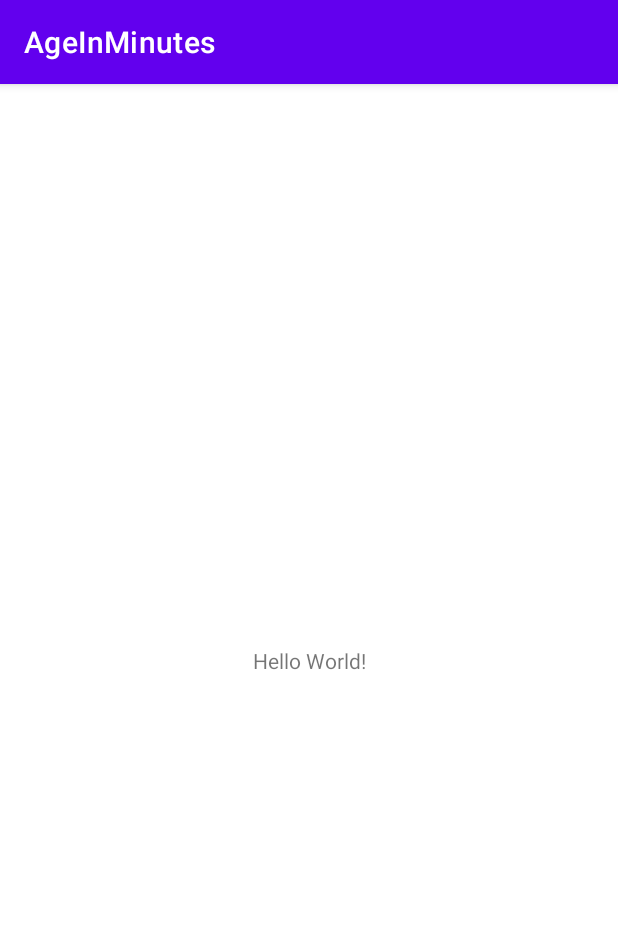
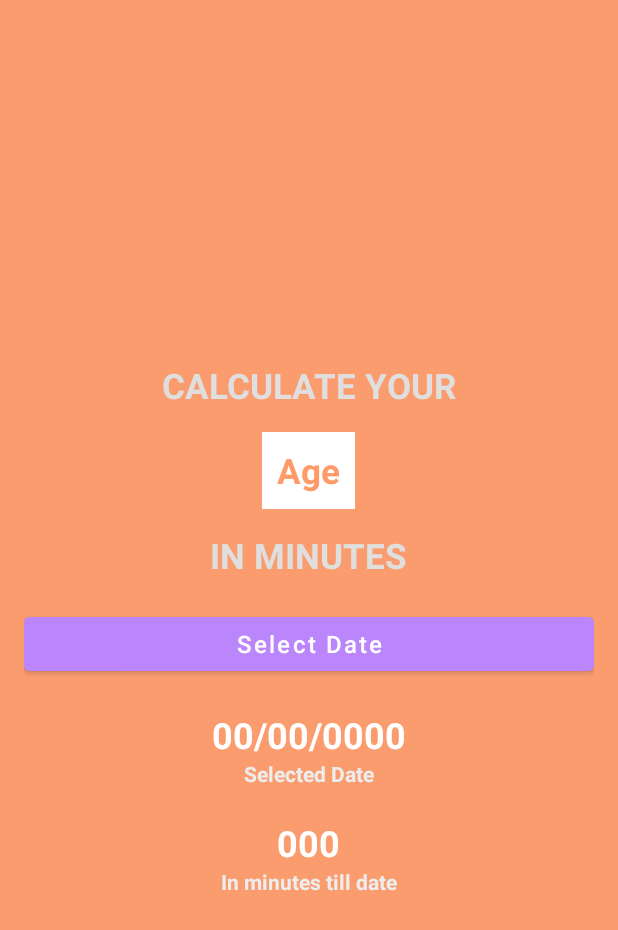
Before and after one commit to Zaratee/AgeInMinutes, an Android app: the screen it shows after launch (MainActivity), on a phone screen of 412 x 824 dp. Shown: the top 930 px of the screen. Run offline under Robolectric (Android 15) with nearby library versions, the phone set to English and light mode, and no system bars.

Commit message:
App done!

```diff
--- a/app/build.gradle
+++ b/app/build.gradle
@@ -33,7 +33,9 @@ android {
 
 dependencies {
 
-    implementation "org.jetbrains.kotlin:kotlin-stdlib:$kotlin_version"
+    apply plugin: "kotlin-android"
+    apply plugin: "kotlin-android-extensions"
+    implementation "org.jetbrains.kotlin:kotlin-stdlib:1.4.30"
     implementation 'androidx.core:core-ktx:1.3.1'
     implementation 'androidx.appcompat:appcompat:1.2.0'
     implementation 'com.google.android.material:material:1.2.1'
--- a/app/src/main/java/com/example/ageinminutes/MainActivity.kt
+++ b/app/src/main/java/com/example/ageinminutes/MainActivity.kt
@@ -1,11 +1,44 @@
 package com.example.ageinminutes
 
+import android.app.DatePickerDialog
 import androidx.appcompat.app.AppCompatActivity
 import android.os.Bundle
+import android.view.View
+import android.widget.Toast
+import kotlinx.android.synthetic.main.activity_main.*
+import java.text.SimpleDateFormat
+import java.util.*
 
 class MainActivity : AppCompatActivity() {
     override fun onCreate(savedInstanceState: Bundle?) {
         super.onCreate(savedInstanceState)
         setContentView(R.layout.activity_main)
+        btnDatePicker.setOnClickListener { view ->
+            clickDatePicker(view)
+        }
+    }
+
+    fun clickDatePicker(view: View){
+        val myCalendar = Calendar.getInstance();
+        val year = myCalendar.get(Calendar.YEAR);
+        val month = myCalendar.get(Calendar.MONTH);
+        val day = myCalendar.get(Calendar.DAY_OF_MONTH);
+        val dpd = DatePickerDialog(this,
+            DatePickerDialog.OnDateSetListener
+            { view, selectedYear, selectedMonth, selectedDay ->
+                Toast.makeText(this, "Date Selected", Toast.LENGTH_SHORT).show();
+                //tvSelectedDate.setText(selectedDay+"/"+selectedMonth+"/"+selectedYear)
+                val selectedDate = "${ selectedDay}/${selectedMonth + 1}/${selectedYear}"
+                tvSelectedDate.setText(selectedDate)
+                val sdf = SimpleDateFormat("dd/MM/yyyy", Locale.ENGLISH)
+                val dateWithFormat = sdf.parse(selectedDate)
+                val selectedDateInMinutes = dateWithFormat!!.time / 6000
+                val currentDate = sdf.parse(sdf.format(System.currentTimeMillis()))
+                val currentDateToMinutes = currentDate!!.time / 6000
+                val differenceInMinutes = currentDateToMinutes - selectedDateInMinutes;
+                tvSelectedDateInMinutes.setText(differenceInMinutes.toString())
+            }, year, month,day);
+        dpd.datePicker.maxDate = Date().time - 86400000
+        dpd.show()
     }
 }
--- a/app/src/main/res/layout/activity_main.xml
+++ b/app/src/main/res/layout/activity_main.xml
@@ -1,18 +1,85 @@
 <?xml version="1.0" encoding="utf-8"?>
-<androidx.constraintlayout.widget.ConstraintLayout xmlns:android="http://schemas.android.com/apk/res/android"
-    xmlns:app="http://schemas.android.com/apk/res-auto"
+<LinearLayout
+    xmlns:android="http://schemas.android.com/apk/res/android"
     xmlns:tools="http://schemas.android.com/tools"
     android:layout_width="match_parent"
     android:layout_height="match_parent"
-    tools:context=".MainActivity">
+    android:background="#FB9C6F"
+    tools:context=".MainActivity"
+    android:orientation="vertical"
+    android:gravity="center"
+    android:padding="16sp">
 
     <TextView
         android:layout_width="wrap_content"
         android:layout_height="wrap_content"
-        android:text="Hello World!"
-        app:layout_constraintBottom_toBottomOf="parent"
-        app:layout_constraintLeft_toLeftOf="parent"
-        app:layout_constraintRight_toRightOf="parent"
-        app:layout_constraintTop_toTopOf="parent" />
+        android:layout_marginTop="15dp"
+        android:text="CALCULATE YOUR"
+        android:textColor="#DFDFDF"
+        android:textSize="23sp"
+        android:textStyle="bold"
+        />
 
-</androidx.constraintlayout.widget.ConstraintLayout>
+    <TextView
+        android:layout_width="wrap_content"
+        android:layout_height="wrap_content"
+        android:layout_marginTop="15dp"
+        android:text="Age"
+        android:textColor="#FD9C6A"
+        android:background="#fff"
+        android:textSize="23sp"
+        android:textStyle="bold"
+        android:padding="10dp"
+        />
+    <TextView
+        android:layout_width="wrap_content"
+        android:layout_height="wrap_content"
+        android:layout_marginTop="15dp"
+        android:text="IN MINUTES"
+        android:textColor="#DFDFDF"
+        android:textSize="23sp"
+        android:textStyle="bold"
+        />
+    <Button
+        android:id="@+id/btnDatePicker"
+        android:layout_width="match_parent"
+        android:layout_height="wrap_content"
+        android:text="Select Date"
+        android:textAllCaps="false"
+        android:backgroundTint="@color/purple_200"
+        android:textSize="16sp"
+        android:layout_marginTop="19sp"/>
+    <TextView
+        android:id="@+id/tvSelectedDate"
+        android:layout_width="wrap_content"
+        android:layout_height="wrap_content"
+        android:text="00/00/0000"
+        android:layout_marginTop="20sp"
+        android:textColor="#fff"
+        android:textStyle="bold"
+        android:textSize="24sp"/>
+    <TextView
+        android:layout_width="wrap_content"
+        android:layout_height="wrap_content"
+        android:text="Selected Date"
+        android:textColor="#EDEDED"
+        android:textStyle="bold"
+        android:textSize="14sp"/>
+    <TextView
+        android:id="@+id/tvSelectedDateInMinutes"
+        android:layout_width="wrap_content"
+        android:layout_height="wrap_content"
+        android:text="000"
+        android:layout_marginTop="20sp"
+        android:textColor="#fff"
+        android:textStyle="bold"
+        android:textSize="24sp"/>
+    <TextView
+        android:layout_width="wrap_content"
+        android:layout_height="wrap_content"
+        android:text="In minutes till date"
+        android:textColor="#EDEDED"
+        android:textStyle="bold"
+        android:textSize="14sp"/>
+
+</LinearLayout>
--- a/app/src/main/res/values-night/themes.xml
+++ b/app/src/main/res/values-night/themes.xml
@@ -1,10 +1,10 @@
 <resources xmlns:tools="http://schemas.android.com/tools">
     <!-- Base application theme. -->
-    <style name="Theme.AgeInMinutes" parent="Theme.MaterialComponents.DayNight.DarkActionBar">
+    <style name="Theme.AgeInMinutes" parent="Theme.MaterialComponents.NoActionBar">
         <!-- Primary brand color. -->
         <item name="colorPrimary">@color/purple_200</item>
         <item name="colorPrimaryVariant">@color/purple_700</item>
-        <item name="colorOnPrimary">@color/black</item>
+        <item name="colorOnPrimary">@color/white</item>
         <!-- Secondary brand color. -->
         <item name="colorSecondary">@color/teal_200</item>
         <item name="colorSecondaryVariant">@color/teal_200</item>
--- a/app/src/main/res/values/strings.xml
+++ b/app/src/main/res/values/strings.xml
@@ -1,3 +1,3 @@
 <resources>
-    <string name="app_name">AgeInMinutes</string>
+    <string name="app_name">Calculate Your Age In Minutes</string>
 </resources>
--- a/app/src/main/res/values/themes.xml
+++ b/app/src/main/res/values/themes.xml
@@ -1,6 +1,6 @@
 <resources xmlns:tools="http://schemas.android.com/tools">
     <!-- Base application theme. -->
-    <style name="Theme.AgeInMinutes" parent="Theme.MaterialComponents.DayNight.DarkActionBar">
+    <style name="Theme.AgeInMinutes" parent="Theme.MaterialComponents.NoActionBar">
         <!-- Primary brand color. -->
         <item name="colorPrimary">@color/purple_500</item>
         <item name="colorPrimaryVariant">@color/purple_700</item>
```
